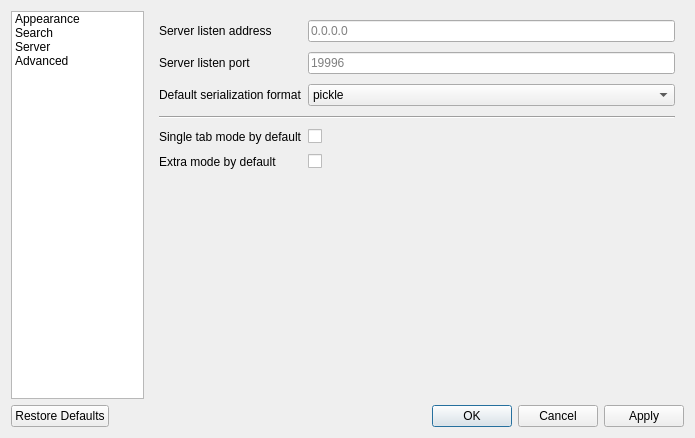
First picture: the form in cutelog/ui/settings_dialog.ui, repository CS-GSI/cutelog, before the edit.
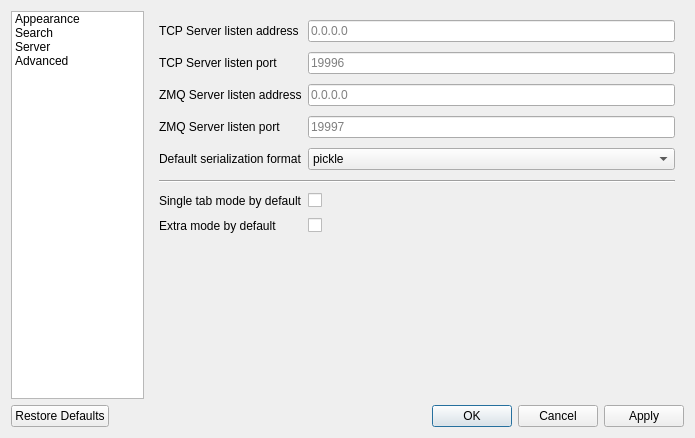
Second picture: the form after the edit. The open tabs and pages were chosen to show the change.

Diff of the .ui file:
```diff
--- a/cutelog/ui/settings_dialog.ui
+++ b/cutelog/ui/settings_dialog.ui
@@ -396,7 +396,47 @@
        <property name="verticalSpacing">
         <number>10</number>
        </property>
-       <item row="2" column="0">
+       <item row="5" column="1">
+        <widget class="QComboBox" name="serializationFormatCombo">
+         <property name="sizePolicy">
+          <sizepolicy hsizetype="Ignored" vsizetype="Fixed">
+           <horstretch>0</horstretch>
+           <verstretch>0</verstretch>
+          </sizepolicy>
+         </property>
+         <item>
+          <property name="text">
+           <string>pickle</string>
+          </property>
+         </item>
+         <item>
+          <property name="text">
+           <string>json</string>
+          </property>
+         </item>
+        </widget>
+       </item>
+       <item row="9" column="0">
+        <widget class="QLabel" name="label_15">
+         <property name="sizePolicy">
+          <sizepolicy hsizetype="Maximum" vsizetype="Preferred">
+           <horstretch>0</horstretch>
+           <verstretch>0</verstretch>
+          </sizepolicy>
+         </property>
+         <property name="text">
+          <string>Extra mode by default</string>
+         </property>
+        </widget>
+       </item>
+       <item row="3" column="0">
+        <widget class="QLabel" name="label_22">
+         <property name="text">
+          <string>ZMQ Server listen port</string>
+         </property>
+        </widget>
+       </item>
+       <item row="5" column="0">
         <widget class="QLabel" name="label_16">
          <property name="sizePolicy">
           <sizepolicy hsizetype="Maximum" vsizetype="Preferred">
@@ -409,13 +449,30 @@
          </property>
         </widget>
        </item>
-       <item row="0" column="1">
-        <widget class="QLineEdit" name="listenHostLine">
-         <property name="sizePolicy">
-          <sizepolicy hsizetype="Ignored" vsizetype="Fixed">
-           <horstretch>0</horstretch>
-           <verstretch>0</verstretch>
-          </sizepolicy>
+       <item row="2" column="0">
+        <widget class="QLabel" name="label_18">
+         <property name="text">
+          <string>ZMQ Server listen address</string>
+         </property>
+        </widget>
+       </item>
+       <item row="11" column="0" colspan="2">
+        <spacer name="verticalSpacer_3">
+         <property name="orientation">
+          <enum>Qt::Vertical</enum>
+         </property>
+         <property name="sizeHint" stdset="0">
+          <size>
+           <width>20</width>
+           <height>40</height>
+          </size>
+         </property>
+        </spacer>
+       </item>
+       <item row="2" column="1">
+        <widget class="QLineEdit" name="listenHostLineZMQ">
+         <property name="text">
+          <string/>
          </property>
          <property name="placeholderText">
           <string>0.0.0.0</string>
@@ -431,7 +488,20 @@
           </sizepolicy>
          </property>
          <property name="text">
-          <string>Server listen port</string>
+          <string>TCP Server listen port</string>
+         </property>
+        </widget>
+       </item>
+       <item row="0" column="1">
+        <widget class="QLineEdit" name="listenHostLine">
+         <property name="sizePolicy">
+          <sizepolicy hsizetype="Ignored" vsizetype="Fixed">
+           <horstretch>0</horstretch>
+           <verstretch>0</verstretch>
+          </sizepolicy>
+         </property>
+         <property name="placeholderText">
+          <string>0.0.0.0</string>
          </property>
         </widget>
        </item>
@@ -444,84 +514,18 @@
           </sizepolicy>
          </property>
          <property name="text">
-          <string>Server listen address</string>
+          <string>TCP Server listen address</string>
          </property>
         </widget>
        </item>
-       <item row="1" column="1">
-        <widget class="QLineEdit" name="listenPortLine">
-         <property name="sizePolicy">
-          <sizepolicy hsizetype="Ignored" vsizetype="Fixed">
-           <horstretch>0</horstretch>
-           <verstretch>0</verstretch>
-          </sizepolicy>
-         </property>
-         <property name="placeholderText">
-          <string>19996</string>
-         </property>
-        </widget>
-       </item>
-       <item row="7" column="0" colspan="2">
-        <spacer name="verticalSpacer_3">
-         <property name="orientation">
-          <enum>Qt::Vertical</enum>
-         </property>
-         <property name="sizeHint" stdset="0">
-          <size>
-           <width>20</width>
-           <height>40</height>
-          </size>
-         </property>
-        </spacer>
-       </item>
-       <item row="5" column="0">
-        <widget class="QLabel" name="label_15">
-         <property name="sizePolicy">
-          <sizepolicy hsizetype="Maximum" vsizetype="Preferred">
-           <horstretch>0</horstretch>
-           <verstretch>0</verstretch>
-          </sizepolicy>
-         </property>
-         <property name="text">
-          <string>Extra mode by default</string>
-         </property>
-        </widget>
-       </item>
-       <item row="4" column="1">
+       <item row="8" column="1">
         <widget class="QCheckBox" name="singleTabCheckBox">
          <property name="text">
           <string/>
          </property>
         </widget>
        </item>
-       <item row="5" column="1">
-        <widget class="QCheckBox" name="extraModeCheckBox">
-         <property name="text">
-          <string/>
-         </property>
-        </widget>
-       </item>
-       <item row="2" column="1">
-        <widget class="QComboBox" name="serializationFormatCombo">
-         <property name="sizePolicy">
-          <sizepolicy hsizetype="Ignored" vsizetype="Fixed">
-           <horstretch>0</horstretch>
-           <verstretch>0</verstretch>
-          </sizepolicy>
-         </property>
-         <item>
-          <property name="text">
-           <string>pickle</string>
-          </property>
-         </item>
-         <item>
-          <property name="text">
-           <string>json</string>
-          </property>
-         </item>
-        </widget>
-       </item>
-       <item row="4" column="0">
+       <item row="8" column="0">
         <widget class="QLabel" name="label_14">
          <property name="sizePolicy">
           <sizepolicy hsizetype="Maximum" vsizetype="Preferred">
@@ -534,13 +538,40 @@
          </property>
         </widget>
        </item>
-       <item row="3" column="0" colspan="2">
+       <item row="9" column="1">
+        <widget class="QCheckBox" name="extraModeCheckBox">
+         <property name="text">
+          <string/>
+         </property>
+        </widget>
+       </item>
+       <item row="7" column="0" colspan="2">
         <widget class="Line" name="line">
          <property name="orientation">
           <enum>Qt::Horizontal</enum>
          </property>
         </widget>
        </item>
+       <item row="1" column="1">
+        <widget class="QLineEdit" name="listenPortLine">
+         <property name="sizePolicy">
+          <sizepolicy hsizetype="Ignored" vsizetype="Fixed">
+           <horstretch>0</horstretch>
+           <verstretch>0</verstretch>
+          </sizepolicy>
+         </property>
+         <property name="placeholderText">
+          <string>19996</string>
+         </property>
+        </widget>
+       </item>
+       <item row="3" column="1">
+        <widget class="QLineEdit" name="listenPortLineZMQ">
+         <property name="placeholderText">
+          <string>19997</string>
+         </property>
+        </widget>
+       </item>
       </layout>
      </widget>
      <widget class="QWidget" name="pageAdvanced">
```
Left out of the diff: 2 changed lines with no effect on the pictures.
